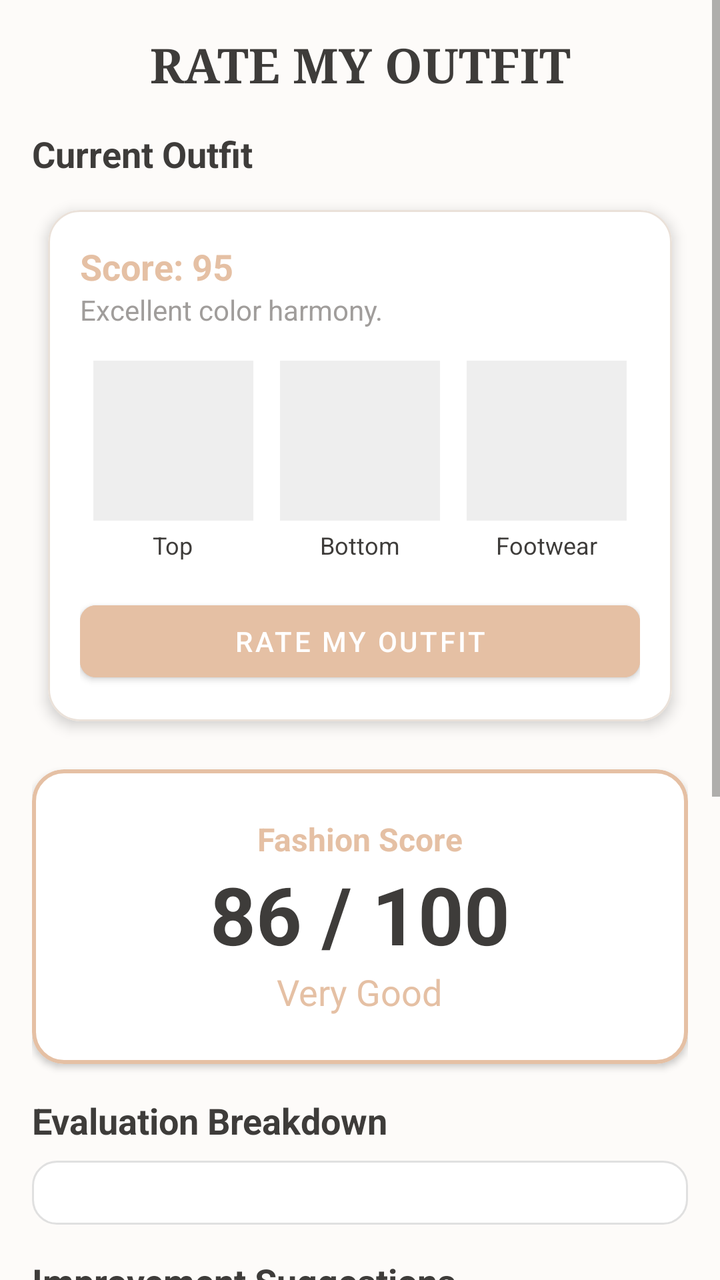
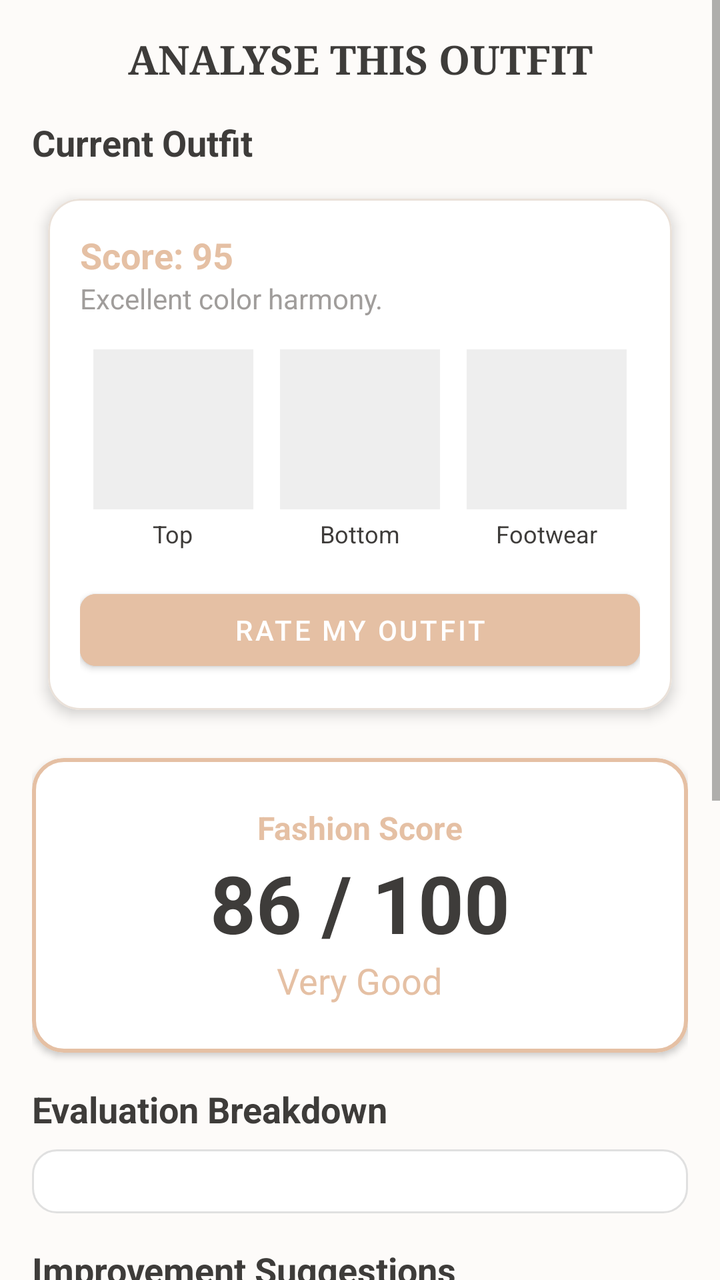

Before-and-after screenshots of an Android layout around one commit, followed by the original layout XML and the change that was made.
<!-- AndroidManifest.xml: application theme Theme.OutfitStudio -->
<!-- res/layout/activity_fashion_score.xml -->
<?xml version="1.0" encoding="utf-8"?>
<androidx.constraintlayout.widget.ConstraintLayout xmlns:android="http://schemas.android.com/apk/res/android"
    xmlns:app="http://schemas.android.com/apk/res-auto"
    android:layout_width="match_parent"
    android:layout_height="match_parent"
    android:background="@color/background">

    <ScrollView
        android:layout_width="match_parent"
        android:layout_height="match_parent"
        android:fillViewport="true">

        <LinearLayout
            android:layout_width="match_parent"
            android:layout_height="wrap_content"
            android:orientation="vertical"
            android:padding="16dp">

            <TextView
                android:layout_width="match_parent"
                android:layout_height="wrap_content"
                android:text="RATE MY OUTFIT"
                android:textSize="24sp"
                android:textStyle="bold"
                android:textColor="@color/on_background"
                android:textAlignment="center"
                android:fontFamily="serif"
                android:layout_marginBottom="16dp"/>

            
            <LinearLayout
                android:id="@+id/llLoading"
                android:layout_width="match_parent"
                android:layout_height="wrap_content"
                android:orientation="vertical"
                android:gravity="center"
                android:visibility="gone"
                android:layout_marginTop="50dp">
                
                <ProgressBar
                    android:layout_width="wrap_content"
                    android:layout_height="wrap_content"
                    android:indeterminateTint="@color/primary"/>
                <TextView
                    android:layout_width="wrap_content"
                    android:layout_height="wrap_content"
                    android:text="Analyzing your outfit..."
                    android:layout_marginTop="16dp"/>
            </LinearLayout>

            
            <LinearLayout
                android:id="@+id/llContent"
                android:layout_width="match_parent"
                android:layout_height="wrap_content"
                android:orientation="vertical"
                android:visibility="visible">

                
                <TextView
                    android:layout_width="wrap_content"
                    android:layout_height="wrap_content"
                    android:text="Current Outfit"
                    android:textStyle="bold"
                    android:textSize="18sp"
                    android:layout_marginBottom="8dp"/>
                
                <include layout="@layout/item_outfit_card" android:id="@+id/incCurrentOutfit" />

                
                <com.google.android.material.card.MaterialCardView
                    android:layout_width="match_parent"
                    android:layout_height="wrap_content"
                    android:layout_marginTop="16dp"
                    android:layout_marginBottom="16dp"
                    app:cardCornerRadius="16dp"
                    app:cardElevation="2dp"
                    app:strokeColor="@color/primary"
                    app:strokeWidth="2dp">
                    
                    <LinearLayout
                        android:layout_width="match_parent"
                        android:layout_height="wrap_content"
                        android:orientation="vertical"
                        android:gravity="center"
                        android:padding="24dp">
                        
                        <TextView
                            android:layout_width="wrap_content"
                            android:layout_height="wrap_content"
                            android:text="Fashion Score"
                            android:textSize="16sp"
                            android:textStyle="bold"
                            android:textColor="@color/primary"/>
                            
                        <TextView
                            android:id="@+id/tvOverallScore"
                            android:layout_width="wrap_content"
                            android:layout_height="wrap_content"
                            android:text="86 / 100"
                            android:textSize="40sp"
                            android:textStyle="bold"
                            android:textColor="@color/on_background"/>
                            
                        <TextView
                            android:id="@+id/tvOverallRating"
                            android:layout_width="wrap_content"
                            android:layout_height="wrap_content"
                            android:text="Very Good"
                            android:textSize="18sp"
                            android:textColor="@color/primary"/>
                    </LinearLayout>
                </com.google.android.material.card.MaterialCardView>

                
                <TextView
                    android:layout_width="wrap_content"
                    android:layout_height="wrap_content"
                    android:text="Evaluation Breakdown"
                    android:textStyle="bold"
                    android:textSize="18sp"
                    android:layout_marginBottom="8dp"/>
                    
                <LinearLayout
                    android:id="@+id/llFactors"
                    android:layout_width="match_parent"
                    android:layout_height="wrap_content"
                    android:orientation="vertical"
                    android:background="@drawable/rounded_card_bg"
                    android:padding="16dp">
                    
                </LinearLayout>

                
                <TextView
                    android:layout_width="wrap_content"
                    android:layout_height="wrap_content"
                    android:text="Improvement Suggestions"
                    android:textStyle="bold"
                    android:textSize="18sp"
                    android:layout_marginTop="16dp"
                    android:layout_marginBottom="8dp"/>
                    
                <LinearLayout
                    android:id="@+id/llSuggestions"
                    android:layout_width="match_parent"
                    android:layout_height="wrap_content"
                    android:orientation="vertical"
                    android:background="@drawable/rounded_card_bg"
                    android:padding="16dp">
                    
                </LinearLayout>

                
                <TextView
                    android:layout_width="wrap_content"
                    android:layout_height="wrap_content"
                    android:text="Improved Outfit"
                    android:textStyle="bold"
                    android:textSize="18sp"
                    android:layout_marginTop="16dp"
                    android:layout_marginBottom="8dp"/>
                    
                <include layout="@layout/item_outfit_card" android:id="@+id/incImprovedOutfit" />
                
                <TextView
                    android:id="@+id/tvNoImprovedOutfit"
                    android:layout_width="match_parent"
                    android:layout_height="wrap_content"
                    android:text="Your current wardrobe does not contain a better combination right now."
                    android:textColor="@color/text_hint"
                    android:textAlignment="center"
                    android:layout_marginTop="8dp"
                    android:visibility="gone"/>

            </LinearLayout>
        </LinearLayout>
    </ScrollView>
</androidx.constraintlayout.widget.ConstraintLayout>
<!-- res/layout/item_outfit_card.xml (included above) -->
<?xml version="1.0" encoding="utf-8"?>
<com.google.android.material.card.MaterialCardView xmlns:android="http://schemas.android.com/apk/res/android"
    xmlns:app="http://schemas.android.com/apk/res-auto"
    android:layout_width="match_parent"
    android:layout_height="wrap_content"
    android:layout_margin="8dp"
    app:cardCornerRadius="16dp"
    app:cardElevation="4dp"
    app:strokeColor="@color/card_border"
    app:strokeWidth="1dp">

    <LinearLayout
        android:layout_width="match_parent"
        android:layout_height="wrap_content"
        android:orientation="vertical"
        android:padding="16dp">

        <TextView
            android:id="@+id/tvScore"
            android:layout_width="match_parent"
            android:layout_height="wrap_content"
            android:text="Score: 95"
            android:textSize="18sp"
            android:textStyle="bold"
            android:textColor="@color/primary"/>

        <TextView
            android:id="@+id/tvReason"
            android:layout_width="match_parent"
            android:layout_height="wrap_content"
            android:text="Excellent color harmony."
            android:textSize="14sp"
            android:textColor="@color/text_hint"
            android:layout_marginBottom="16dp"/>

        <LinearLayout
            android:layout_width="match_parent"
            android:layout_height="wrap_content"
            android:orientation="horizontal"
            android:weightSum="3">

            
            <LinearLayout
                android:layout_width="0dp"
                android:layout_height="wrap_content"
                android:layout_weight="1"
                android:orientation="vertical"
                android:gravity="center">
                
                <ImageView
                    android:id="@+id/ivTop"
                    android:layout_width="80dp"
                    android:layout_height="80dp"
                    android:scaleType="centerCrop"
                    android:background="#EEEEEE"/>
                <TextView
                    android:id="@+id/tvTopName"
                    android:layout_width="wrap_content"
                    android:layout_height="wrap_content"
                    android:text="Top"
                    android:textSize="12sp"
                    android:lines="1"
                    android:ellipsize="end"
                    android:layout_marginTop="4dp"/>
            </LinearLayout>

            
            <LinearLayout
                android:layout_width="0dp"
                android:layout_height="wrap_content"
                android:layout_weight="1"
                android:orientation="vertical"
                android:gravity="center">
                
                <ImageView
                    android:id="@+id/ivBottom"
                    android:layout_width="80dp"
                    android:layout_height="80dp"
                    android:scaleType="centerCrop"
                    android:background="#EEEEEE"/>
                <TextView
                    android:id="@+id/tvBottomName"
                    android:layout_width="wrap_content"
                    android:layout_height="wrap_content"
                    android:text="Bottom"
                    android:textSize="12sp"
                    android:lines="1"
                    android:ellipsize="end"
                    android:layout_marginTop="4dp"/>
            </LinearLayout>

            
            <LinearLayout
                android:layout_width="0dp"
                android:layout_height="wrap_content"
                android:layout_weight="1"
                android:orientation="vertical"
                android:gravity="center">
                
                <ImageView
                    android:id="@+id/ivFootwear"
                    android:layout_width="80dp"
                    android:layout_height="80dp"
                    android:scaleType="centerCrop"
                    android:background="#EEEEEE"/>
                <TextView
                    android:id="@+id/tvFootwearName"
                    android:layout_width="wrap_content"
                    android:layout_height="wrap_content"
                    android:text="Footwear"
                    android:textSize="12sp"
                    android:lines="1"
                    android:ellipsize="end"
                    android:layout_marginTop="4dp"/>
            </LinearLayout>

        </LinearLayout>

        <com.google.android.material.button.MaterialButton
            android:id="@+id/btnRateOutfit"
            android:layout_width="match_parent"
            android:layout_height="wrap_content"
            android:layout_marginTop="16dp"
            android:text="Rate My Outfit"
            app:cornerRadius="8dp"
            android:backgroundTint="@color/primary"/>

    </LinearLayout>

</com.google.android.material.card.MaterialCardView>
<!-- resources referenced by this layout -->
<resources>
  <color name="background">#FDFBF9</color>
  <color name="card_border">#EAE1D9</color>
  <color name="on_background">#3E3C3A</color>
  <color name="primary">#E5C0A4</color>
  <color name="text_hint">#A09D9B</color>
  <!-- drawable rounded_card_bg (drawable) -->
  <?xml version="1.0" encoding="utf-8"?>
  <shape xmlns:android="http://schemas.android.com/apk/res/android"
      android:shape="rectangle">
      <solid android:color="#FFFFFF" />
      <corners android:radius="12dp" />
      <stroke
          android:width="1dp"
          android:color="#E0E0E0" />
  </shape>
  <style name="Theme.OutfitStudio" parent="Theme.MaterialComponents.Light.NoActionBar">
          <item name="android:textColor">@color/on_background</item>
          <item name="android:textColorHint">@color/text_hint</item>
          
          <item name="colorPrimary">@color/primary</item>
          <item name="colorPrimaryVariant">@color/primary_variant</item>
          <item name="colorOnPrimary">@color/on_primary</item>
          
          <item name="colorSecondary">@color/primary</item>
          <item name="colorSecondaryVariant">@color/primary_variant</item>
          <item name="colorOnSecondary">@color/on_primary</item>
          
          <item name="android:colorBackground">@color/background</item>
          <item name="colorSurface">@color/surface</item>
          
          <item name="android:statusBarColor">@color/background</item>
          <item name="android:windowLightStatusBar">true</item>
      </style>
  <color name="primary_variant">#D8A58B</color>
  <color name="on_primary">#FFFFFF</color>
  <color name="surface">#FFFFFF</color>
</resources>

<!-- the commit's change to res/layout/activity_fashion_score.xml (unified diff, before → after) -->
@@ -19,8 +19,8 @@
             <TextView
                 android:layout_width="match_parent"
                 android:layout_height="wrap_content"
-                android:text="RATE MY OUTFIT"
-                android:textSize="24sp"
+                android:text="ANALYSE THIS OUTFIT"
+                android:textSize="20sp"
                 android:textStyle="bold"
                 android:textColor="@color/on_background"
                 android:textAlignment="center"
